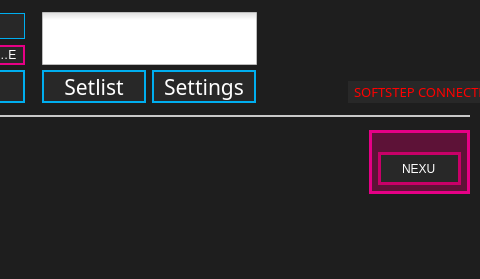
This is standalone/advanced/forms/mainwindow.ui in Muse-Kinetics/softstep_editor as Qt 5 draws it before an edit; both pictures show x 210 to 690 and y 0 to 279 of the 690 by 279 pixel window. The edited form follows.
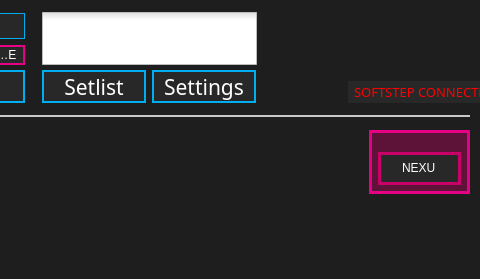
This is the edited form. Icons and pictures are not drawn.

```diff
--- a/standalone/advanced/forms/mainwindow.ui
+++ b/standalone/advanced/forms/mainwindow.ui
@@ -575,6 +575,7 @@
       <string notr="true">QLineEdit
 {
 	border: 3px solid rgb(200,0,104);
+	padding-bottom: 2px;
 }
 
 QLineEdit:focus
```
Left out of the diff: 1 changed line with no effect on the pictures.
